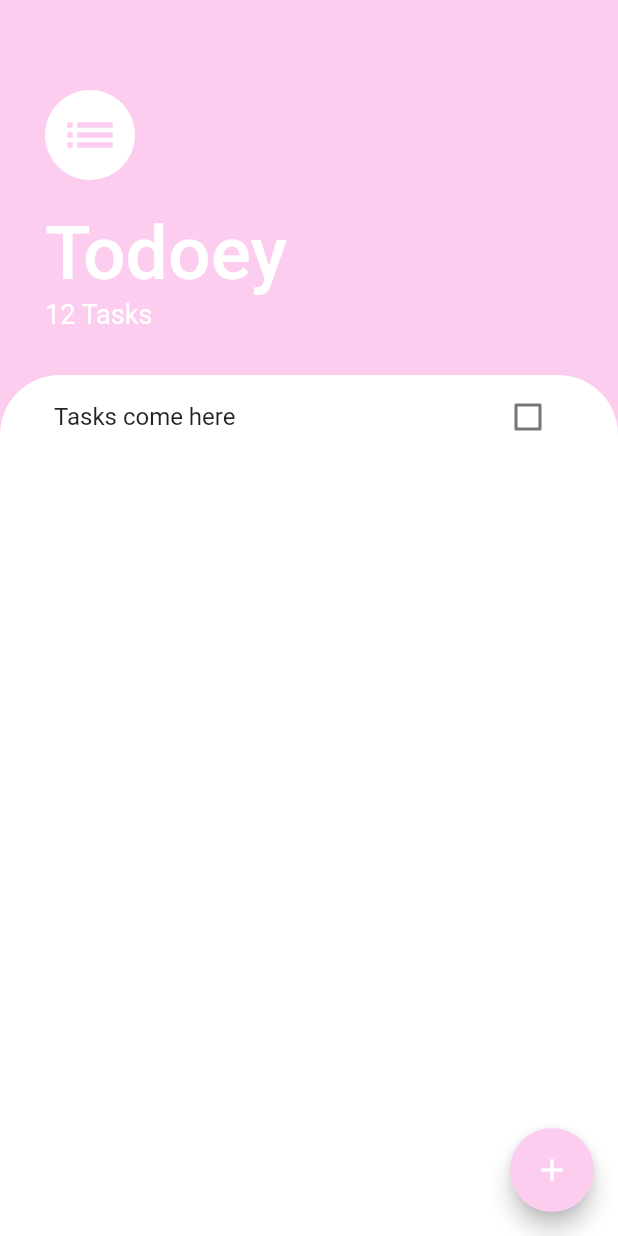
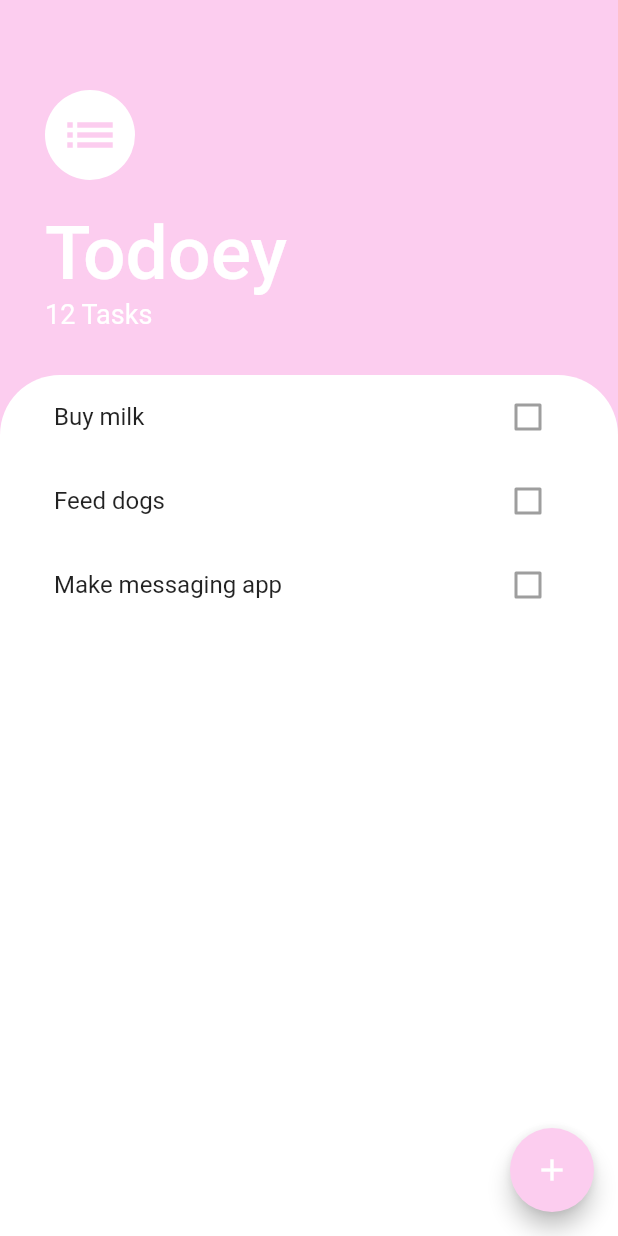
Before and after one commit to LucindaBotes/todo_list, a Flutter app: the screen it shows after launch, on a phone screen of 412 x 824 dp. Run offline on Flutter 3.47's test engine with Material 2 defaults, Android fonts, the phone set to English and light mode, and no system bars.

Commit message:
Add dynamic list creation

```diff
--- a/lib/models/task.dart
+++ b/lib/models/task.dart
@@ -0,0 +1,8 @@
+class Task {
+  final String name;
+  bool isDone;
+
+  Task({this.name, this.isDone = false});
+
+  void toggleDone() {isDone = !isDone;}
+}
--- a/lib/widgets/task_tile.dart
+++ b/lib/widgets/task_tile.dart
@@ -1,45 +1,32 @@
 import 'package:flutter/material.dart';
 
-class TaskTile extends StatefulWidget {
-  @override
-  _TaskTileState createState() => _TaskTileState();
-}
+class TaskTile extends StatelessWidget {
+  final bool isChecked;
+  final String taskTitle;
 
-class _TaskTileState extends State<TaskTile> {
-  bool isChecked = false;
-
-  void checkboxCall(bool boxState) {
-    setState(() {
-      isChecked = boxState;
-    });
-  }
+  TaskTile({this.isChecked, this.taskTitle});
 
   @override
   Widget build(BuildContext context) {
     return ListTile(
       title: Text(
-        'Tasks come here',
+        taskTitle,
         style: TextStyle(
           decoration: isChecked ? TextDecoration.lineThrough : null,
         ),
       ),
-      trailing: TextCheckbox(isChecked, checkboxCall),
+      trailing: Checkbox(
+        activeColor: Color(0xfffccdef),
+        value: isChecked,
+//        onChanged: toggleBoxState,
+      )
     );
   }
 }
 
-class TextCheckbox extends StatelessWidget {
-  final bool checkboxState;
-  final Function toggleBoxState;
 
-  TextCheckbox(this.checkboxState, this.toggleBoxState);
-
-  @override
-  Widget build(BuildContext context) {
-    return Checkbox(
-      activeColor: Color(0xfffccdef),
-      value: checkboxState,
-      onChanged: toggleBoxState,
-    );
-  }
-}
+//(bool boxState) {
+//setState(() {
+//isChecked = boxState;
+//});
+//}
--- a/lib/widgets/tasks_list.dart
+++ b/lib/widgets/tasks_list.dart
@@ -1,23 +1,23 @@
 import 'package:flutter/material.dart';
 import 'task_tile.dart';
+import 'package:todo_list/models/task.dart';
 
 class TaskList extends StatefulWidget {
-
   @override
   _TaskListState createState() => _TaskListState();
 }
 
 class _TaskListState extends State<TaskList> {
-  List<Task> tasks = [];
+  List<Task> tasks = [
+    Task(name: 'Buy milk'),
+    Task(name: 'Feed dogs'),
+    Task(name: 'Make messaging app'),
+  ];
+
   @override
   Widget build(BuildContext context) {
     return Container(
       padding: EdgeInsets.symmetric(horizontal: 20.0),
-      child: ListView(
-        children: <Widget>[
-          TaskTile()
-        ],
-      ),
       height: 300.0,
       decoration: BoxDecoration(
           color: Colors.white,
@@ -25,6 +25,15 @@ class _TaskListState extends State<TaskList> {
             topLeft: Radius.circular(40.0),
             topRight: Radius.circular(40.0),
           )),
+      child: ListView.builder(
+        itemBuilder: (context, index) {
+          return TaskTile(
+            taskTitle: tasks[index].name,
+            isChecked: tasks[index].isDone,
+          );
+        },
+        itemCount: tasks.length,
+      ),
     );
   }
 }
```
